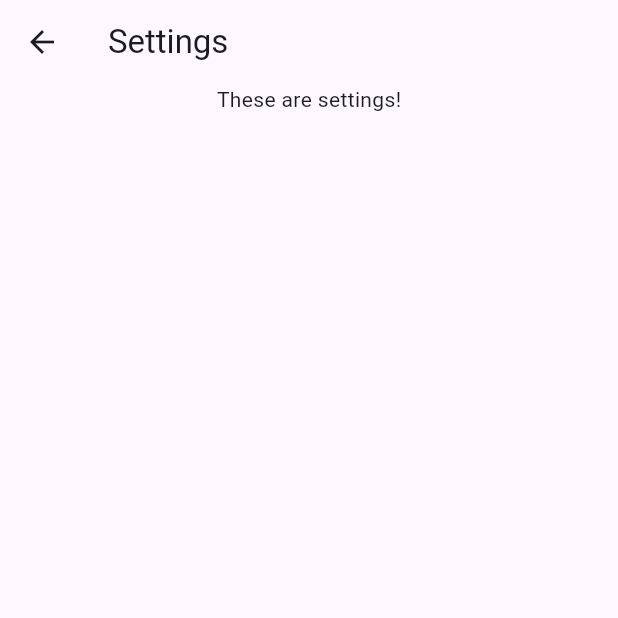
After one commit to charliemchapman/catcafe-flutter, a Flutter app: the screen it shows after launch, in the side drawer, after a tap on "Settings", on a phone screen of 412 x 824 dp, the top half of it. The commit adds this screen. Run offline on Flutter 3.47's test engine with Material 2 defaults, Android fonts, the light colour scheme and no system bars.

Commit message:
added settings drawer

```diff
--- a/cat_cafe/lib/main.dart
+++ b/cat_cafe/lib/main.dart
@@ -1,3 +1,5 @@
+import 'package:cat_cafe/not_implemented_page.dart';
+import 'package:cat_cafe/settings_page.dart';
 import 'package:flutter/material.dart';
 
 import 'cat_details_page.dart';
@@ -56,6 +58,41 @@ class _HomePageState extends State<HomePage> {
           backgroundColor: Theme.of(context).colorScheme.inversePrimary,
           title: Text(widget.title),
         ),
+        drawer: Drawer(
+            child: ListView(
+          children: [
+            ListTile(
+                title: const Text("Settings"),
+                onTap: () {
+                  Navigator.of(context).push(
+                      MaterialPageRoute(builder: (context) => SettingsPage()));
+                }),
+            ListTile(
+                title: const Text("Account"),
+                onTap: () {
+                  Navigator.of(context).push(MaterialPageRoute(
+                      builder: (context) => NotImplementedPage()));
+                }),
+            ListTile(
+                title: const Text("Cat Files"),
+                onTap: () {
+                  Navigator.of(context).push(MaterialPageRoute(
+                      builder: (context) => NotImplementedPage()));
+                }),
+            ListTile(
+                title: const Text("Cat Files"),
+                onTap: () {
+                  Navigator.of(context).push(MaterialPageRoute(
+                      builder: (context) => NotImplementedPage()));
+                }),
+            ListTile(
+                title: const Text("Upgrade"),
+                onTap: () {
+                  Navigator.of(context).push(MaterialPageRoute(
+                      builder: (context) => NotImplementedPage()));
+                }),
+          ],
+        )),
         body: ListView.builder(
             itemCount: cats.length,
             itemBuilder: (context, index) {
--- /dev/null
+++ b/cat_cafe/lib/settings_page.dart
@@ -0,0 +1,14 @@
+import 'package:flutter/material.dart';
+
+class SettingsPage extends StatelessWidget {
+  const SettingsPage({Key? key}) : super(key: key);
+
+  @override
+  Widget build(BuildContext context) => Scaffold(
+        appBar: AppBar(title: const Text("Settings")),
+        body: const Center(
+            child: Column(
+          children: [Text("These are settings!")],
+        )),
+      );
+}
```
Also changed, not shown: cat_cafe/lib/not_implemented_page.dart (added, +14 -0 lines), cat_cafe/lib/subscription_page.dart (added, +14 -0 lines).
